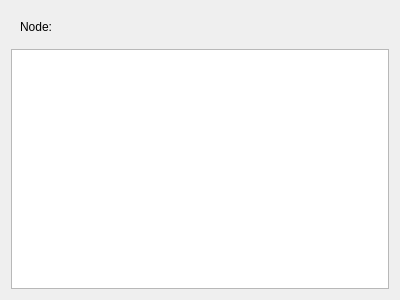
The window that qt_ui/node_props_widget.ui (allen-marshall/scriptaseq) describes before a commit, drawn with Qt 5.
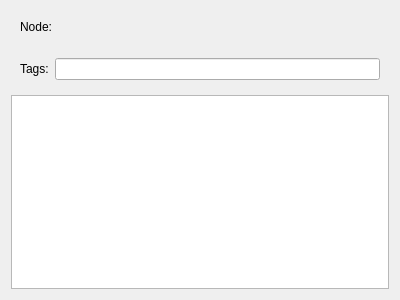
The same window after the commit.

Commit message: Added ability to edit node tags in the GUI

Diff of the .ui file:
```diff
--- a/qt_ui/node_props_widget.ui
+++ b/qt_ui/node_props_widget.ui
@@ -40,6 +40,22 @@
      </layout>
     </widget>
    </item>
+   <item>
+    <widget class="QWidget" name="widget_2" native="true">
+     <layout class="QFormLayout" name="formLayout">
+      <item row="0" column="0">
+       <widget class="QLabel" name="label_2">
+        <property name="text">
+         <string>Tags:</string>
+        </property>
+       </widget>
+      </item>
+      <item row="0" column="1">
+       <widget class="QLineEdit" name="tagsLineEdit"/>
+      </item>
+     </layout>
+    </widget>
+   </item>
    <item>
     <widget class="QTreeView" name="nodePropsTableView">
      <property name="contextMenuPolicy">
```
The commit also changes 3 other files.
